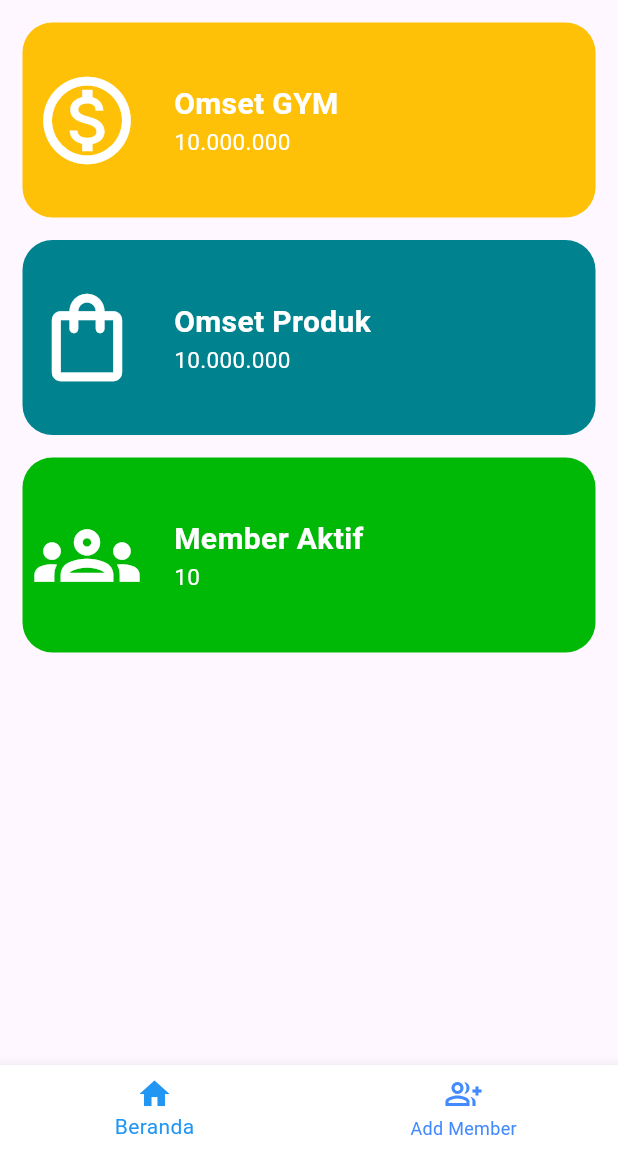
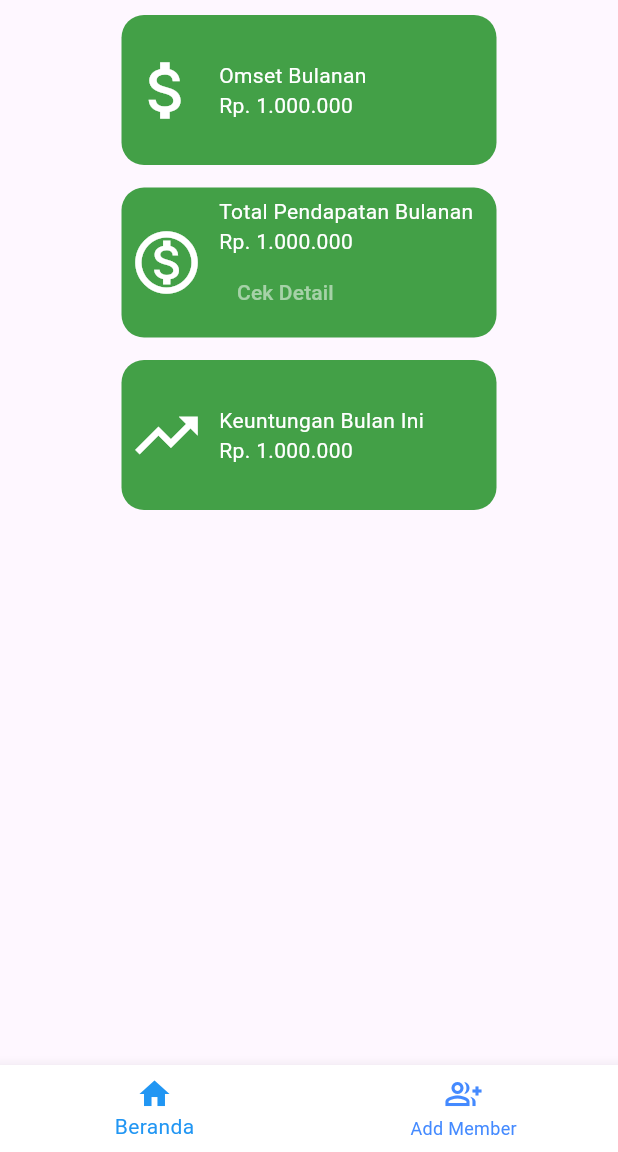
Before and after one commit to KhotamiPutra/AppGym, a Flutter app: the screen it shows after launch, on a phone screen of 412 x 824 dp, the part 84-1236 px from its top. Run offline on Flutter 3.47's test engine with Material 3 defaults, Android fonts, the light colour scheme and no system bars.

Commit message:
membangun halaman beranda

```diff
--- a/lib/layout/home.dart
+++ /dev/null
@@ -1,161 +0,0 @@
-import 'package:flutter/material.dart';
-import 'package:flutter/widgets.dart';
-
-class Home extends StatefulWidget {
-  const Home({super.key});
-
-  @override
-  State<Home> createState() => _HomeState();
-}
-
-class _HomeState extends State<Home> {
-  @override
-  Widget build(BuildContext context) {
-    return MaterialApp(
-      debugShowCheckedModeBanner: false,
-      home: Scaffold(
-          body: ListView(
-        children: [
-          Padding(
-            padding: const EdgeInsets.all(15.0),
-            child: Wrap(
-                spacing: 15.0,
-                runSpacing: 15.0,
-                alignment: WrapAlignment.center,
-                children: [
-                  Container(
-                    width: 400,
-                    height: 130,
-                    decoration: BoxDecoration(
-                      color: Colors.amber[500],
-                      borderRadius: BorderRadius.circular(20),
-                    ),
-                    child: Row(
-                      crossAxisAlignment: CrossAxisAlignment.center,
-                      mainAxisAlignment: MainAxisAlignment.start,
-                      children: [
-                        Padding(
-                          padding: const EdgeInsets.all(8.0),
-                          child: Icon(
-                            Icons.monetization_on_outlined,
-                            color: Colors.white,
-                            size: 70,
-                          ),
-                        ),
-                        SizedBox(
-                          width: 15,
-                        ),
-                        Column(
-                          mainAxisAlignment: MainAxisAlignment.center,
-                          crossAxisAlignment: CrossAxisAlignment.start,
-                          children: [
-                            Text(
-                              "Omset GYM",
-                              style: TextStyle(
-                                  color: Colors.white,
-                                  fontSize: 20,
-                                  fontWeight: FontWeight.bold),
-                            ),
-                            Text(
-                              "10.000.000",
-                              style:
-                                  TextStyle(color: Colors.white, fontSize: 15),
-                            )
-                          ],
-                        ),
-                      ],
-                    ),
-                  ),
-                  Container(
-                    width: 400,
-                    height: 130,
-                    decoration: BoxDecoration(
-                      color: Colors.cyan[800],
-                      borderRadius: BorderRadius.circular(20),
-                    ),
-                    child: Row(
-                      crossAxisAlignment: CrossAxisAlignment.center,
-                      mainAxisAlignment: MainAxisAlignment.start,
-                      children: [
-                        Padding(
-                          padding: const EdgeInsets.all(8.0),
-                          child: Icon(
-                            Icons.shopping_bag_outlined,
-                            color: Colors.white,
-                            size: 70,
-                          ),
-                        ),
-                        SizedBox(
-                          width: 15,
-                        ),
-                        Column(
-                          mainAxisAlignment: MainAxisAlignment.center,
-                          crossAxisAlignment: CrossAxisAlignment.start,
-                          children: [
-                            Text(
-                              "Omset Produk",
-                              style: TextStyle(
-                                  color: Colors.white,
-                                  fontSize: 20,
-                                  fontWeight: FontWeight.bold),
-                            ),
-                            Text(
-                              "10.000.000",
-                              style:
-                                  TextStyle(color: Colors.white, fontSize: 15),
-                            )
-                          ],
-                        ),
-                      ],
-                    ),
-                  ),
-                  Container(
-                    width: 400,
-                    height: 130,
-                    decoration: BoxDecoration(
-                      color: Color.fromARGB(255, 0, 185, 6),
-                      borderRadius: BorderRadius.circular(20),
-                    ),
-                    child: Row(
-                      crossAxisAlignment: CrossAxisAlignment.center,
-                      mainAxisAlignment: MainAxisAlignment.start,
-                      children: [
-                        Padding(
-                          padding: const EdgeInsets.all(8.0),
-                          child: Icon(
-                            Icons.groups_outlined,
-                            color: Colors.white,
-                            size: 70,
-                          ),
-                        ),
-                        SizedBox(
-                          width: 15,
-                        ),
-                        Column(
-                          mainAxisAlignment: MainAxisAlignment.center,
-                          crossAxisAlignment: CrossAxisAlignment.start,
-                          children: [
-                            Text(
-                              "Member Aktif",
-                              style: TextStyle(
-                                  color: Colors.white,
-                                  fontSize: 20,
-                                  fontWeight: FontWeight.bold),
-                            ),
-                            Text(
-                              "10",
-                              style:
-                                  TextStyle(color: Colors.white, fontSize: 15),
-                            )
-                          ],
-                        ),
-                      ],
-                    ),
-                  ),
-                ]),
-          ),
-        ],
-      )),
-    );
-  }
-}
--- a/lib/main.dart
+++ b/lib/main.dart
@@ -1,5 +1,5 @@
-import 'package:appgym/layout/addmember.dart';
-import 'package:appgym/layout/home.dart';
+import 'package:appgym/pages/addmember.dart';
+import 'package:appgym/pages/home.dart';
 import 'package:flutter/material.dart';
 
 void main() {
--- /dev/null
+++ b/lib/pages/home.dart
@@ -0,0 +1,35 @@
+import 'package:appgym/pages/layouts/layouts_Home/for_financial_data.dart';
+import 'package:flutter/material.dart';
+import 'package:flutter/widgets.dart';
+
+class Home extends StatefulWidget {
+  const Home({super.key});
+
+  @override
+  State<Home> createState() => _HomeState();
+}
+
+class _HomeState extends State<Home> {
+  @override
+  Widget build(BuildContext context) {
+    return MaterialApp(
+      debugShowCheckedModeBanner: false,
+      home: Scaffold(
+        body: ListView(
+          children: [
+            // menampilkan informasi tentang keuangan
+            Padding(
+              padding: const EdgeInsets.only(top: 10),
+              child: Wrap(
+                alignment: WrapAlignment.center,
+                spacing: 15.0,
+                runSpacing: 15.0,
+                children: [monthly_turnover(), monthly_expenses(), profit()],
+              ),
+            ),
+          ],
+        ),
+      ),
+    );
+  }
+}
--- /dev/null
+++ b/lib/pages/layouts/layouts_Home/for_financial_data.dart
@@ -0,0 +1,218 @@
+import 'package:flutter/material.dart';
+
+class monthly_turnover extends StatelessWidget {
+  const monthly_turnover({super.key});
+
+  @override
+  Widget build(BuildContext context) {
+    return Container(
+      width: 250,
+      height: 100,
+      decoration: BoxDecoration(
+        color: Colors.green[600],
+        borderRadius: BorderRadius.circular(15.0),
+      ),
+      child: Row(
+        crossAxisAlignment: CrossAxisAlignment.center,
+        mainAxisAlignment: MainAxisAlignment.start,
+        children: [
+          SizedBox(
+            width: 5,
+          ),
+          Icon(
+            Icons.attach_money,
+            color: Colors.white,
+            size: 50,
+          ),
+          SizedBox(
+            width: 10,
+          ),
+          Column(
+            mainAxisAlignment: MainAxisAlignment.center,
+            crossAxisAlignment: CrossAxisAlignment.start,
+            children: [
+              Text(
+                "Omset Bulanan",
+                style: TextStyle(color: Colors.white),
+              ),
+              Text(
+                "Rp. 1.000.000",
+                style: TextStyle(color: Colors.white),
+              ),
+            ],
+          )
+        ],
+      ),
+    );
+  }
+}
+
+
+class monthly_expenses extends StatelessWidget {
+  const monthly_expenses({super.key});
+
+  @override
+  Widget build(BuildContext context) {
+    return Container(
+                    width: 250,
+                    height: 100,
+                    decoration: BoxDecoration(
+                      color: Colors.green[600],
+                      borderRadius: BorderRadius.circular(15.0),
+                    ),
+                    child: Row(
+                      crossAxisAlignment: CrossAxisAlignment.center,
+                      mainAxisAlignment: MainAxisAlignment.start,
+                      children: [
+                        SizedBox(
+                          width: 5,
+                        ),
+                        Icon(
+                          Icons.monetization_on_outlined,
+                          color: Colors.white,
+                          size: 50,
+                        ),
+                        SizedBox(
+                          width: 10,
+                        ),
+                        Column(
+                          mainAxisAlignment: MainAxisAlignment.center,
+                          crossAxisAlignment: CrossAxisAlignment.start,
+                          children: [
+                            Text(
+                              "Total Pendapatan Bulanan",
+                              style: TextStyle(color: Colors.white),
+                            ),
+                            Text(
+                              "Rp. 1.000.000",
+                              style: TextStyle(color: Colors.white),
+                            ),
+                            TextButton(
+                              onPressed: () {
+                                showDialog(
+                                  context: context,
+                                  builder: (BuildContext context) {
+                                    // List untuk menyimpan inputan yang bisa bertambah
+                                    List<Widget> inputFields = [
+                                      _buildInputField(),
+                                    ];
+
+                                    return StatefulBuilder(
+                                      builder: (BuildContext context,
+                                          StateSetter setState) {
+                                        return AlertDialog(
+                                          title: Text('Masukkan Pengeluaran'),
+                                          content: SingleChildScrollView(
+                                            child: Column(
+                                              mainAxisSize: MainAxisSize.min,
+                                              children: [
+                                                ...inputFields, // Menampilkan semua inputan
+                                                SizedBox(height: 10),
+                                                TextButton(
+                                                  onPressed: () {
+                                                    // Menambahkan input baru ke dalam daftar
+                                                    setState(() {
+                                                      inputFields.add(
+                                                          _buildInputField());
+                                                    });
+                                                  },
+                                                  child:
+                                                      Text('Tambah Inputan +'),
+                                                ),
+                                              ],
+                                            ),
+                                          ),
+                                          actions: <Widget>[
+                                            TextButton(
+                                              onPressed: () {
+                                                Navigator.of(context)
+                                                    .pop(); // Menutup dialog
+                                              },
+                                              child: Text('Tutup'),
+                                            ),
+                                            TextButton(
+                                              onPressed: () {
+                                                // Lakukan sesuatu dengan inputan yang diberikan
+                                              },
+                                              child: Text('Simpan'),
+                                            ),
+                                          ],
+                                        );
+                                      },
+                                    );
+                                  },
+                                );
+                              },
+                              child: Text(
+                                "Cek Detail",
+                                style: TextStyle(
+                                  color: Color.fromARGB(134, 255, 255, 255),
+                                ),
+                              ),
+                            ),
+                          ],
+                        )
+                      ],
+                    ),
+                  );
+  }
+}
+ Widget _buildInputField() {
+    return Padding(
+      padding: const EdgeInsets.only(bottom: 8.0),
+      child: TextField(
+        decoration: InputDecoration(
+          labelText: 'Masukkan Pengeluaran',
+          border: OutlineInputBorder(),
+        ),
+      ),
+    );
+  }
+
+
+class profit extends StatelessWidget {
+  const profit({super.key});
+
+  @override
+  Widget build(BuildContext context) {
+    return Container(
+                    width: 250,
+                    height: 100,
+                    decoration: BoxDecoration(
+                      color: Colors.green[600],
+                      borderRadius: BorderRadius.circular(15.0),
+                    ),
+                    child: Row(
+                      crossAxisAlignment: CrossAxisAlignment.center,
+                      mainAxisAlignment: MainAxisAlignment.start,
+                      children: [
+                        SizedBox(
+                          width: 5,
+                        ),
+                        Icon(
+                          Icons.trending_up,
+                          color: Colors.white,
+                          size: 50,
+                        ),
+                        SizedBox(
+                          width: 10,
+                        ),
+                        Column(
+                          mainAxisAlignment: MainAxisAlignment.center,
+                          crossAxisAlignment: CrossAxisAlignment.start,
+                          children: [
+                            Text(
+                              "Keuntungan Bulan Ini",
+                              style: TextStyle(color: Colors.white),
+                            ),
+                            Text(
+                              "Rp. 1.000.000",
+                              style: TextStyle(color: Colors.white),
+                            ),
+                          ],
+                        ),
+                      ],
+                    ),
+                  );
+  }
+}
```
Also changed, not shown: lib/pages/addmember.dart (renamed from lib/layout/addmember.dart).
